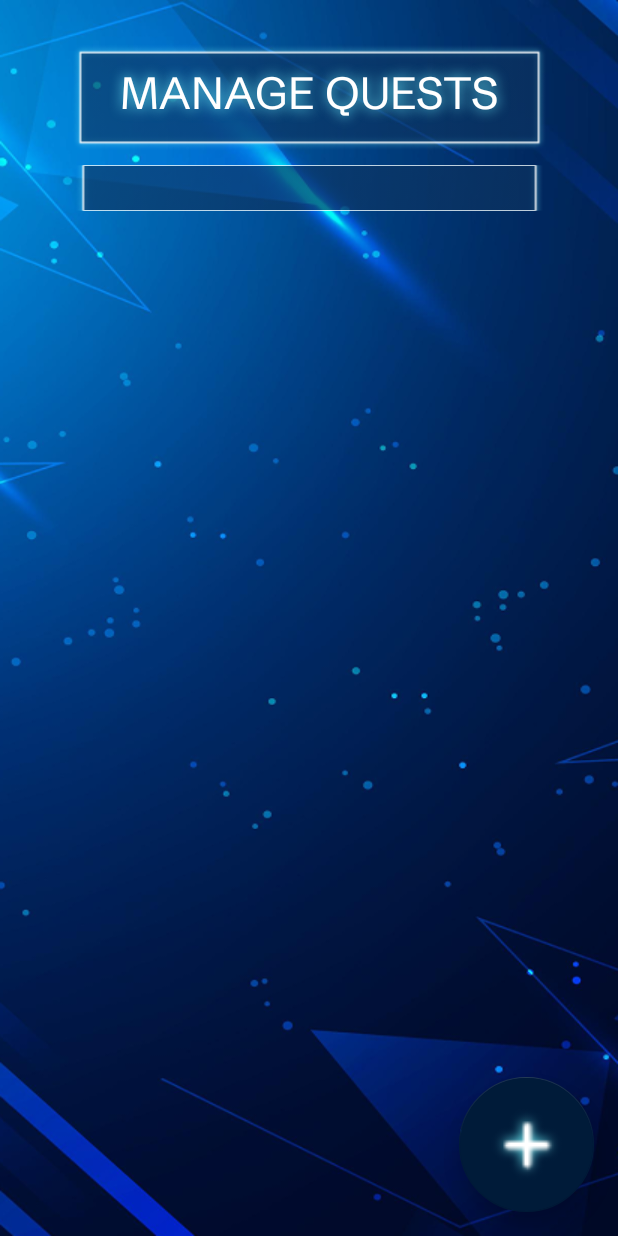
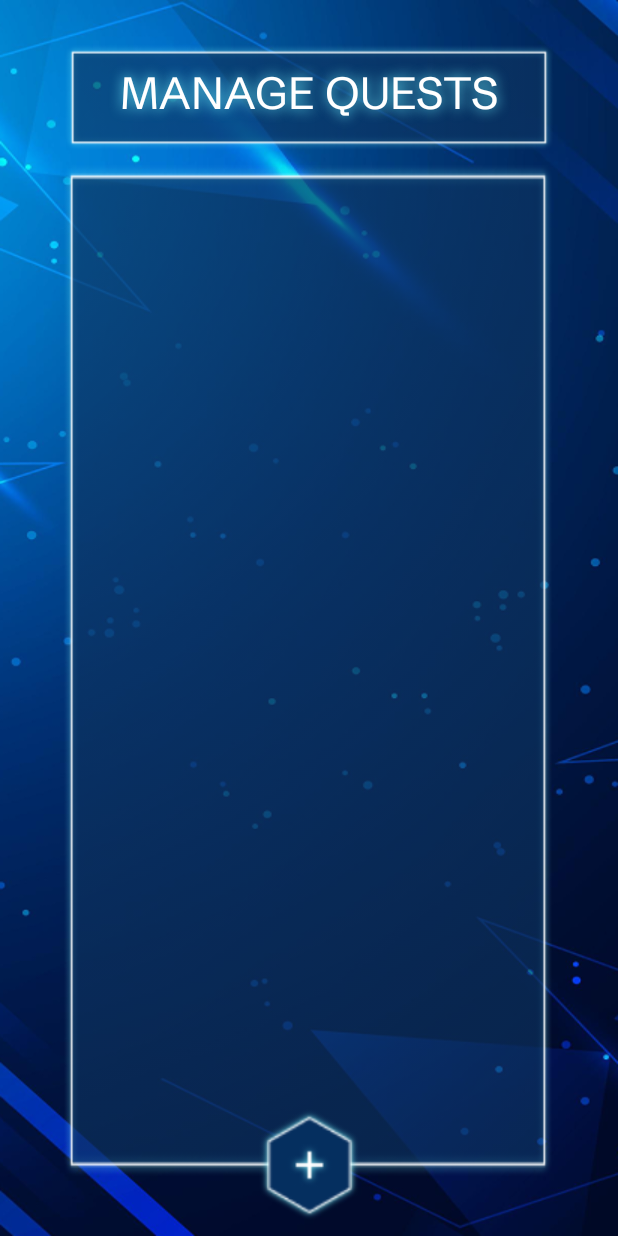
Before and after one commit to nimbus7462/solofit, an Android app built with Jetpack Compose: the layout fragment_manage_quest.xml on its own in the app's theme, with its tools: preview values and no code run, on a phone screen of 412 x 824 dp. Run offline under Robolectric (Android 15) with nearby library versions, the phone set to English and light mode, and no system bars; Roboto replaces fonts that are not available here.

Commit message:
changed ui icons for buttons and add quest button

```diff
--- a/app/src/main/java/com/example/solofit/ManageQuestFragments/ManageQuest.kt
+++ b/app/src/main/java/com/example/solofit/ManageQuestFragments/ManageQuest.kt
@@ -92,7 +92,7 @@ class ManageQuest : Fragment() {
         binding.recViewManageQuest.layoutManager = LinearLayoutManager(requireContext())
         binding.recViewManageQuest.adapter = adapter
 
-        binding.fabAddQuest.setOnClickListener {
+        binding.ibAddQuest.setOnClickListener {
             val action = ManageQuestDirections
                 .actionManageQuestToAddEditQuest(-1, "ADD QUEST", "", "", "", "", "", 0, 0)
             findNavController().navigate(action)
--- a/app/src/main/java/com/example/solofit/ManageQuestFragments/ManageQuestViewHolder.kt
+++ b/app/src/main/java/com/example/solofit/ManageQuestFragments/ManageQuestViewHolder.kt
@@ -3,6 +3,7 @@ package com.example.solofit.ManageQuestFragments
 import android.view.View
 import androidx.core.content.ContextCompat
 import androidx.recyclerview.widget.RecyclerView
+import com.example.solofit.R
 import com.example.solofit.databinding.QuestItemLayoutBinding
 import com.example.solofit.model.Quest
 
--- /dev/null
+++ b/app/src/main/res/drawable/scrollbar_thumb.xml
@@ -0,0 +1,7 @@
+<?xml version="1.0" encoding="utf-8"?>
+<shape xmlns:android="http://schemas.android.com/apk/res/android"
+    android:shape="rectangle">
+    <size android:width="4dp" />
+    <solid android:color="@android:color/white" />
+    <corners android:radius="2dp" />
+</shape>
--- a/app/src/main/res/layout/fragment_manage_quest.xml
+++ b/app/src/main/res/layout/fragment_manage_quest.xml
@@ -9,7 +9,7 @@
 
     <TextView
         android:id="@+id/txvManageQuestTitle"
-        android:layout_width="315dp"
+        android:layout_width="325dp"
         android:layout_height="70dp"
         android:layout_gravity="center"
         android:layout_marginTop="30dp"
@@ -29,44 +29,49 @@
         app:layout_constraintTop_toTopOf="parent" />
 
     <androidx.recyclerview.widget.RecyclerView
+
         android:id="@+id/recView_ManageQuest"
-        android:layout_width="311dp"
-        android:scrollbars="vertical"
-        android:layout_height="wrap_content"
+        android:layout_width="325dp"
+        android:layout_height="0dp"
         android:layout_gravity="center"
         android:layout_marginTop="10dp"
+        android:layout_marginBottom="40dp"
         android:background="@drawable/bg_inner_panel"
+        android:fadeScrollbars="false"
         android:padding="15dp"
+        android:scrollbarThumbVertical="@drawable/scrollbar_thumb"
+        android:scrollbars="vertical"
         app:layout_constraintBottom_toBottomOf="parent"
         app:layout_constraintEnd_toEndOf="parent"
+        app:layout_constraintHorizontal_bias="0.495"
         app:layout_constraintStart_toStartOf="parent"
         app:layout_constraintTop_toBottomOf="@+id/txvManageQuestTitle"
         app:layout_constraintVertical_bias="0.0">
 
     </androidx.recyclerview.widget.RecyclerView>
 
-    <com.google.android.material.floatingactionbutton.FloatingActionButton
-        android:id="@+id/fabAddQuest"
-        android:layout_width="wrap_content"
-        android:layout_height="wrap_content"
-        android:layout_marginEnd="16dp"
-        android:layout_marginBottom="16dp"
+    <ImageView
+        android:id="@+id/ib_add_quest"
+        android:layout_width="90dp"
+        android:layout_height="90dp"
+        android:background="?attr/selectableItemBackgroundBorderless"
         android:clickable="true"
-        android:contentDescription="add quest"
-        android:scaleType="centerCrop"
-        android:src="@drawable/iconplussign"
-        app:backgroundTint="@color/dark_blue"
-        app:fabCustomSize="90dp"
-        app:layout_constraintBottom_toBottomOf="parent"
+        android:contentDescription="Add Quest"
+        android:focusable="true"
+        android:paddingBottom="15dp"
+        android:scaleType="fitCenter"
+        android:src="@drawable/bg_add_quest"
+        app:layout_constraintBottom_toBottomOf="@+id/recView_ManageQuest"
         app:layout_constraintEnd_toEndOf="parent"
-        app:maxImageSize="50dp" />
+        app:layout_constraintStart_toStartOf="parent"
+        app:layout_constraintTop_toBottomOf="@+id/recView_ManageQuest" />
 
     <View
         android:id="@+id/viewBackgroundBlocker"
         android:layout_width="0dp"
         android:layout_height="0dp"
         android:background="#D308133A"
-        android:visibility="invisible"
+        android:visibility="gone"
         app:layout_constraintBottom_toBottomOf="parent"
         app:layout_constraintEnd_toEndOf="parent"
         app:layout_constraintStart_toStartOf="parent"
@@ -76,11 +81,13 @@
         android:id="@+id/cloConfirmation"
         android:layout_width="0dp"
         android:layout_height="0dp"
-        android:visibility="invisible"
+        android:visibility="gone"
         app:layout_constraintBottom_toBottomOf="parent"
         app:layout_constraintEnd_toEndOf="parent"
+        app:layout_constraintHorizontal_bias="0.0"
         app:layout_constraintStart_toStartOf="parent"
-        app:layout_constraintTop_toTopOf="parent">
+        app:layout_constraintTop_toTopOf="parent"
+        app:layout_constraintVertical_bias="0.0">
 
         <LinearLayout
             android:layout_width="wrap_content"
--- a/app/src/main/res/layout/quest_item_layout.xml
+++ b/app/src/main/res/layout/quest_item_layout.xml
@@ -13,6 +13,7 @@
         android:layout_margin="10dp"
         android:background="@drawable/bg_quest_item_normal"
         android:backgroundTintMode="src_in"
+        android:elevation="50dp"
         android:orientation="horizontal"
         android:paddingLeft="20dp"
         android:paddingRight="20dp"
@@ -48,14 +49,14 @@
 
         <ImageButton
             android:id="@+id/imbQuestAction"
-            android:layout_width="38dp"
-            android:layout_height="30dp"
-            android:layout_gravity="center_vertical"
+            android:layout_width="50dp"
+            android:layout_height="50dp"
+            android:layout_gravity="center"
             android:layout_margin="5dp"
             android:background="@android:color/transparent"
             android:contentDescription="@string/log_icon"
             android:scaleType="fitCenter"
-            android:visibility="gone"
+            android:visibility="visible"
             app:srcCompat="@android:color/transparent" />
 
     </LinearLayout>
```
Also changed, not shown: app/src/main/res/drawable/bg_add_quest.png (added), app/src/main/res/drawable/bg_red_circle.png (added), app/src/main/res/drawable/icon_delete.png, app/src/main/res/drawable/icon_log.png.
